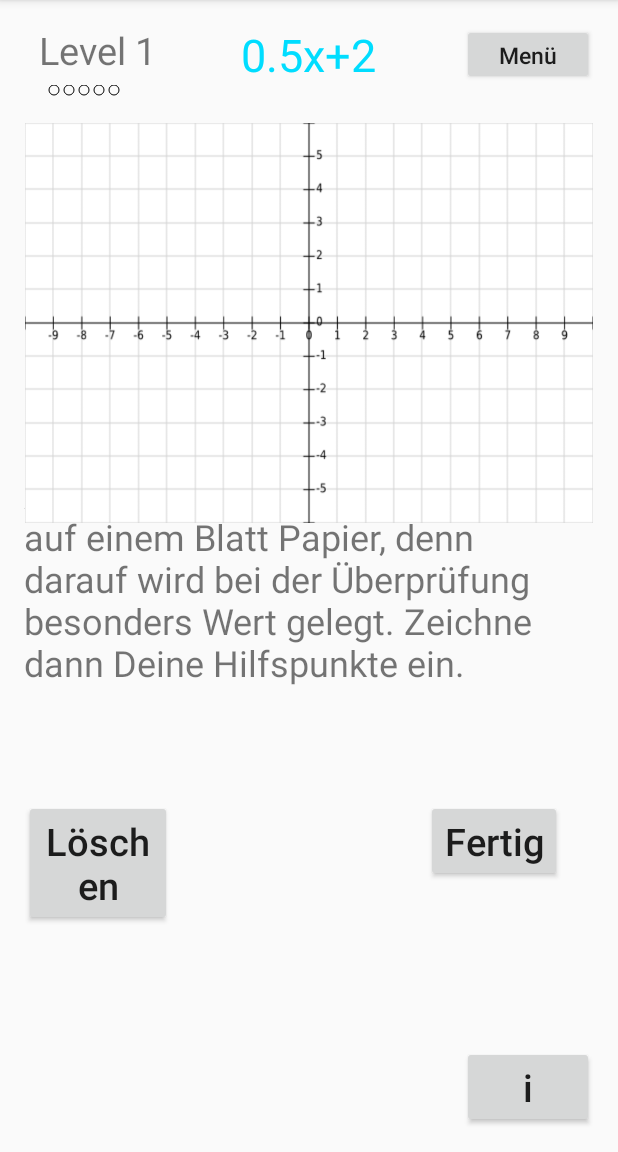
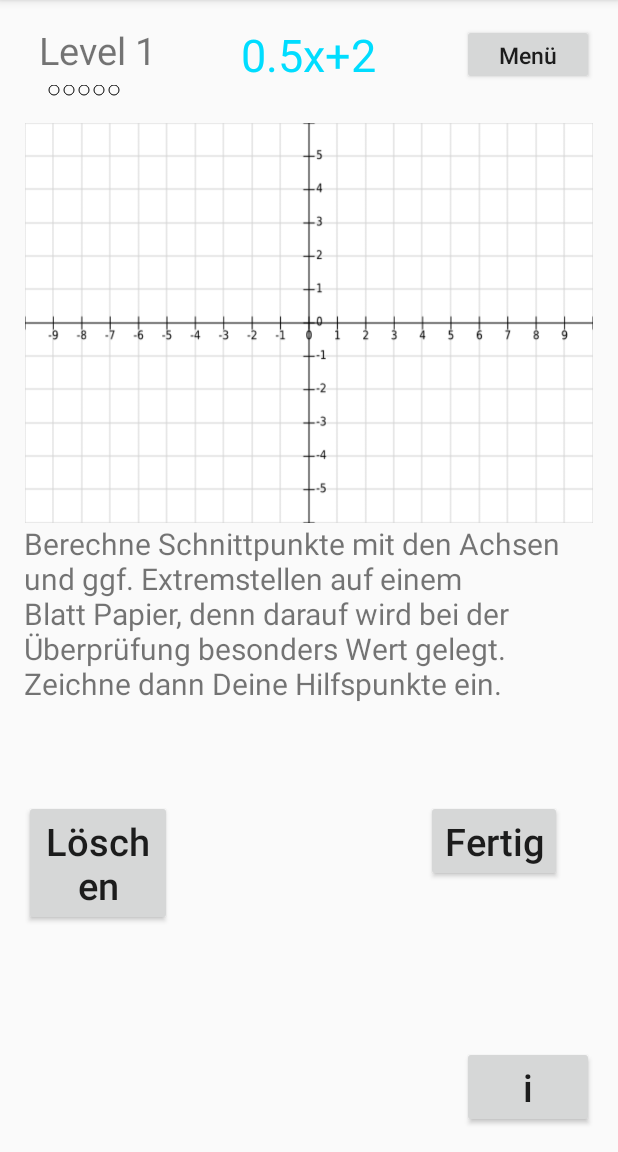
Before and after one commit to Kathixx/TanzDerFunktionen2, an Android app: the screen it shows after launch (Spiel), after a tap on "Start", on a phone screen of 412 x 824 dp, the part 84-1236 px from its top. Run offline under Robolectric (Android 15) with nearby library versions, the phone set to English and light mode, and no system bars.

Commit message:
Text-Layout angepasst

```diff
--- a/app/src/main/res/layout/activity_spiel.xml
+++ b/app/src/main/res/layout/activity_spiel.xml
@@ -69,10 +69,9 @@
         android:text="TextView"
         android:layout_width="wrap_content"
         android:layout_height="wrap_content"
-        android:layout_above="@+id/check"
+        android:layout_below="@+id/zeichenfläche"
         android:layout_centerHorizontal="true"
-        android:layout_marginBottom="75dp"
-        android:textSize="24sp"
+        android:textSize="20sp"
         android:textAllCaps="false" />
 
     <Button
```
